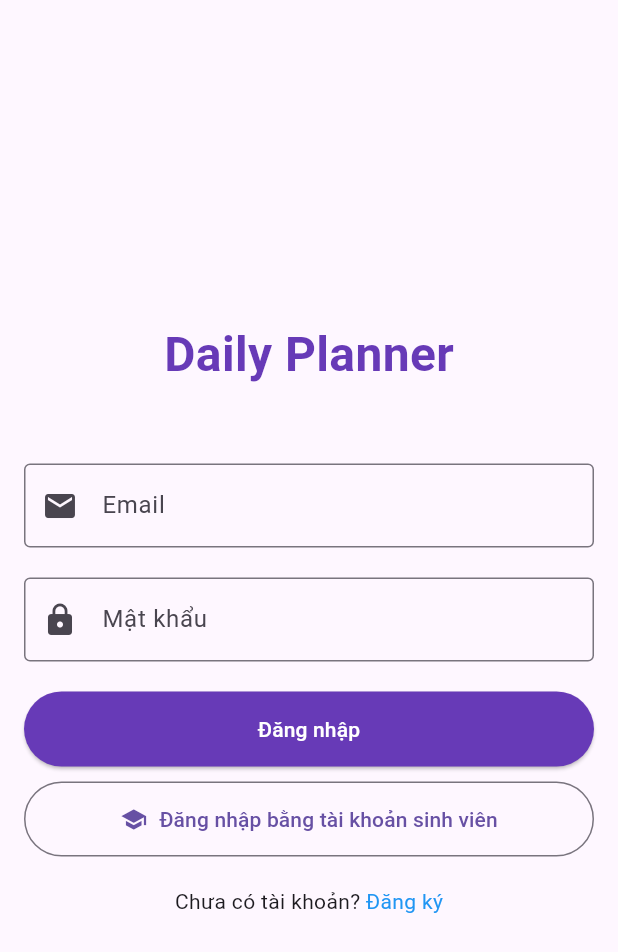
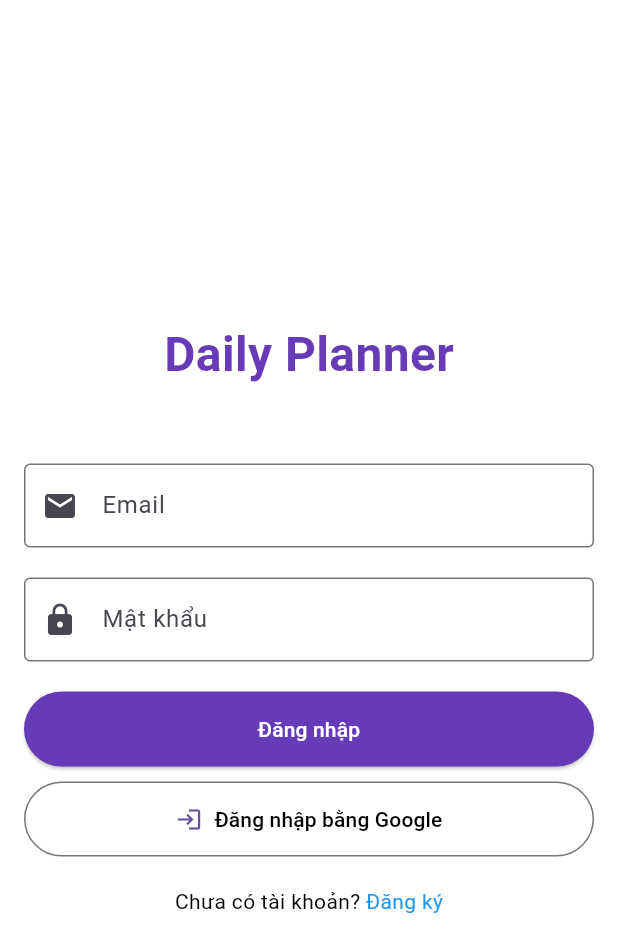
Before and after one commit to hoangphuc2702/App_Note, a Flutter app: the screen it shows after launch, after a tap on "Đăng nhập", on a phone screen of 412 x 824 dp. Shown: the top 952 px of the screen. Run offline on Flutter 3.47's test engine with Material 3 defaults, Android fonts, the phone set to English and light mode, and no system bars; our stand-ins replace firebase_auth, firebase_core, fl_chart, flutter_local_notifications, flutter_slidable, google_fonts and 4 more; accounts and stored records are empty; network calls fail.

```diff
--- a/lib/data/api.dart
+++ b/lib/data/api.dart
@@ -8,7 +8,7 @@ import '../model/user.dart';
 
 
 class API {
-  String baseUrl = "http://192.168.12.104:3000";
+  String baseUrl = "http://192.168.100.69:3000";
 
   Future<List<Task>> getTasks() async {
     List<Task> data = [];
@@ -44,7 +44,7 @@ class API {
       );
       if(res.statusCode == 200){
         final List<dynamic> jsonData = json.decode(res.body);
-        data = jsonData.map((json) => User.fromJson(json).name).toList();
+        data = jsonData.map((json) => userModel.fromJson(json).name).toList();
       }
       return data;
     } catch (ex) {
--- a/lib/main.dart
+++ b/lib/main.dart
@@ -1,3 +1,5 @@
+import 'package:firebase_core/firebase_core.dart';
+import 'package:note_app/provider/notification_provider.dart';
 import 'package:note_app/provider/theme_provider.dart';
 import 'package:note_app/screens/add_task_list.dart';
 import 'package:note_app/screens/custom_UI_screen.dart';
@@ -14,13 +16,20 @@ import 'package:note_app/screens/task_statistics_screen.dart';
 import 'package:note_app/screens/welcome_screens.dart';
 import 'package:provider/provider.dart';
 
-void main() {
+void main() async {
+
+  WidgetsFlutterBinding.ensureInitialized();
+  await Firebase.initializeApp();
   runApp(
-    ChangeNotifierProvider(
-      create: (_) => ThemeProvider(),
+    MultiProvider(
+      providers: [
+        ChangeNotifierProvider(create: (_) => ThemeProvider()),
+        ChangeNotifierProvider(create: (_) => NotificationProvider()), // Thêm NotificationProvider
+      ],
       child: MyApp(),
     ),
   );
+
 }
 
 class MyApp extends StatelessWidget {
--- a/lib/screens/signin_screens.dart
+++ b/lib/screens/signin_screens.dart
@@ -1,8 +1,12 @@
 import 'package:flutter/material.dart';
 import 'package:note_app/screens/home_screen.dart';
-import 'package:note_app/screens/task_list.dart';
+import 'package:google_sign_in/google_sign_in.dart';
+import 'package:firebase_auth/firebase_auth.dart';
 
 import '../data/api.dart';
+import '../model/data_local/user_reference.dart';
+import '../model/user.dart';
+import '../provider/google_sign_in_provider.dart';
 
 class LoginScreen extends StatefulWidget {
   static const String routeName = '/login';
@@ -14,6 +18,9 @@ class LoginScreen extends StatefulWidget {
 class _LoginScreenState extends State<LoginScreen> {
   final TextEditingController _emailController = TextEditingController();
   final TextEditingController _passwordController = TextEditingController();
+  final GoogleSignIn _googleSignIn = GoogleSignIn();
+  final FirebaseAuth _auth = FirebaseAuth.instance;
+  final GoogleSignInProvider _googleSignInProvider = GoogleSignInProvider();
 
   API api = API();
 
@@ -29,10 +36,39 @@ class _LoginScreenState extends State<LoginScreen> {
     final res = await api.loginUser(email, password);
 
     if (res == "true") {
-      // Nếu đăng nhập thành công, chuyển đến TaskListScreen
       Navigator.pushNamed(context, HomeScreen.routeName);
     } else {
       _showFailDialog("Login fail", res);
+    }
+  }
+
+  Future<void> _handleGoogleSignIn() async {
+    try {
+      await _googleSignInProvider.signOutGoogle();
+      final GoogleSignInAccount? googleUser = await _googleSignIn.signIn();
+      if (googleUser == null) {
+        return;
+      }
+
+      final GoogleSignInAuthentication googleAuth = await googleUser.authentication;
+
+      final AuthCredential credential = GoogleAuthProvider.credential(
+        accessToken: googleAuth.accessToken,
+        idToken: googleAuth.idToken,
+      );
+
+      final UserCredential userCredential = await _auth.signInWithCredential(credential);
+      final User? firebaseUser = userCredential.user;
+
+      if (firebaseUser != null) {
+        Navigator.of(context).pushReplacement(
+          MaterialPageRoute(builder: (context) => HomeScreen()),
+        );
+      } else {
+        throw Exception("Firebase user is null after sign in");
+      }
+    } catch (error) {
+      _showFailDialog("Login fail", error.toString());
     }
   }
 
@@ -59,14 +95,13 @@ class _LoginScreenState extends State<LoginScreen> {
   @override
   Widget build(BuildContext context) {
     return Scaffold(
-      // backgroundColor: Colors.white,
+      backgroundColor: Colors.white,
       body: Padding(
         padding: const EdgeInsets.all(16.0),
         child: Column(
           mainAxisAlignment: MainAxisAlignment.center,
           crossAxisAlignment: CrossAxisAlignment.stretch,
           children: [
-            // Logo hoặc tiêu đề ứng dụng
             Center(
               child: Text(
                 'Daily Planner',
@@ -78,9 +113,8 @@ class _LoginScreenState extends State<LoginScreen> {
               ),
             ),
             SizedBox(height: 50),
-            // Trường Email
             SizedBox(
-              width: 300, // Giới hạn chiều rộng
+              width: 300,
               child: TextField(
                 controller: _emailController,
                 decoration: InputDecoration(
@@ -92,10 +126,8 @@ class _LoginScreenState extends State<LoginScreen> {
               ),
             ),
             SizedBox(height: 20),
-
-            // Trường Mật khẩu
             SizedBox(
-              width: 300, // Giới hạn chiều rộng
+              width: 300,
               child: TextField(
                 controller: _passwordController,
                 decoration: InputDecoration(
@@ -108,7 +140,7 @@ class _LoginScreenState extends State<LoginScreen> {
             ),
             SizedBox(height: 20),
             SizedBox(
-              width: 250, // Giới hạn chiều rộng
+              width: 250,
               child: ElevatedButton(
                 onPressed: _login,
                 child: Text(
@@ -118,7 +150,7 @@ class _LoginScreenState extends State<LoginScreen> {
                 style: ElevatedButton.styleFrom(
                   padding: EdgeInsets.symmetric(vertical: 15),
                   backgroundColor: Colors.deepPurple,
-                  foregroundColor: Colors.white, // Text color
+                  foregroundColor: Colors.white,
                 ),
               ),
             ),
@@ -126,13 +158,15 @@ class _LoginScreenState extends State<LoginScreen> {
             SizedBox(
               width: 250,
               child: OutlinedButton.icon(
-                onPressed: () {},
-                icon: Icon(Icons.school),
+                onPressed: _handleGoogleSignIn,
+                icon: Icon(Icons.login),
                 label: Text(
-                  'Đăng nhập bằng tài khoản sinh viên',
+                  'Đăng nhập bằng Google',
+                  style: TextStyle(color: Colors.black),
                 ),
                 style: OutlinedButton.styleFrom(
                   padding: EdgeInsets.symmetric(vertical: 15),
+                  backgroundColor: Colors.white,
                 ),
               ),
             ),
@@ -141,6 +175,7 @@ class _LoginScreenState extends State<LoginScreen> {
               children: [
                 Text.rich(TextSpan(
                   text: 'Chưa có tài khoản? ',
+                  style: TextStyle(color: Colors.black),
                   children: [
                     TextSpan(
                       text: 'Đăng ký',
```
Also changed, not shown: lib/model/user.dart (+24 -16 lines), lib/provider/google_sign_in_provider.dart (added, +46 -0 lines), lib/provider/notification_provider.dart (added, +84 -0 lines), pubspec.yaml (+14 -2 lines), 4 other files.
